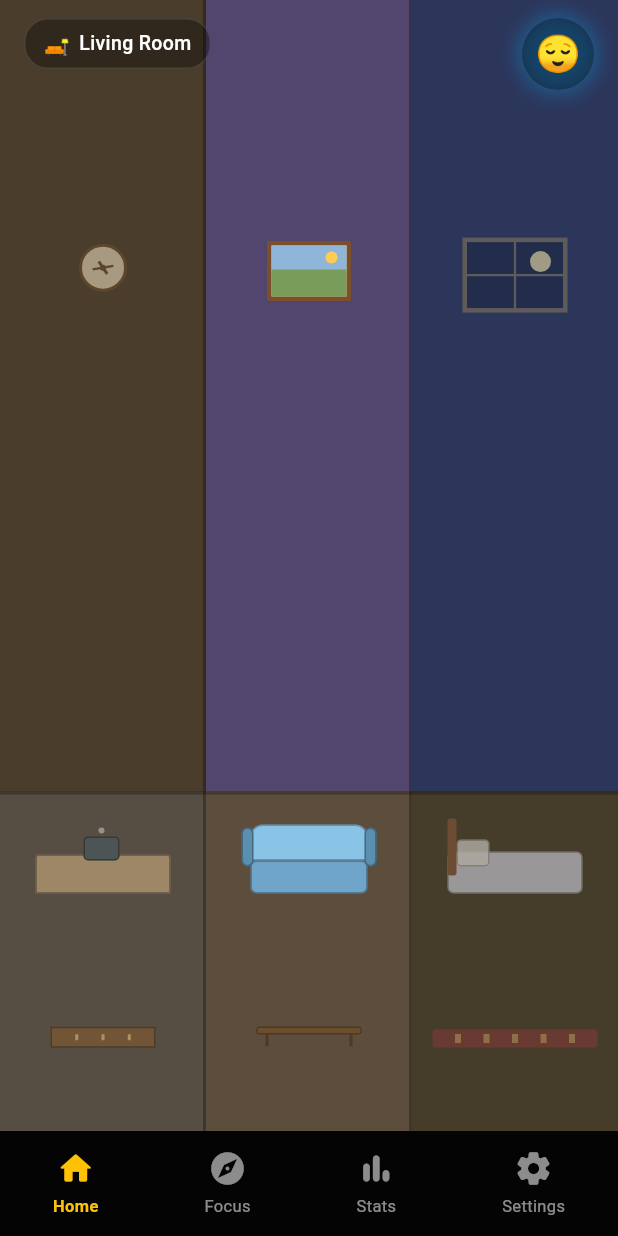
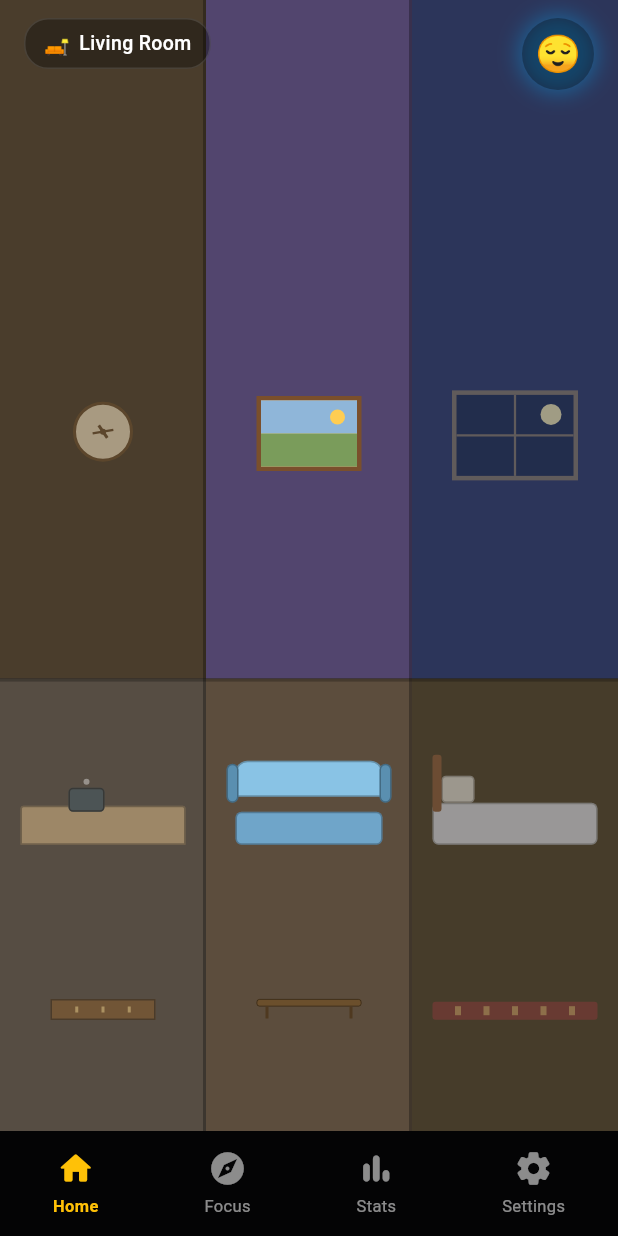
Before and after one commit to SacriTom/focuspal-source, a Flutter app: the HomeScreen screen opened directly, on a phone screen of 412 x 824 dp. Run offline on Flutter 3.47's test engine with Material 3 defaults, Android fonts, the phone set to English and light mode, and no system bars; our stand-ins replace shared_preferences, sqflite; accounts and stored records are empty.

Commit message:
Zoom-in pass · Tighter room framing + smaller Chibi (~35% screen width)
User feedback after dry-run noted "lots of unused screen real estate"
between the wall decoration and the Chibi sprite. This pass tightens
the framing without changing the room composition logic.

- Wall : floor flex 7:3 → 6:4. More floor visible, less empty wall.
- Wall decoration y-anchor -0.55 → -0.25. Window/clock/picture sit
  closer to the Chibi.
- Furniture y-anchor 0.55 → 0.45 (slightly higher).
- Floor accessory y-anchor 0.85 → 0.80 (matches new flex).
- Chibi sprite 180×180 → 160×160. Roughly 35% of typical screen width.
- Bed/Sofa/Counter 90×50 → 110×60. Furniture feels closer to camera.
- Wall decorations scaled ~1.25×: window 70×50→84×60, clock 32→40,
  picture 56×40→70×50.
- Picture inner sky/hills converted from absolute Positioned rectangles
  to a 50/50 Expanded column so it fills cleanly at any frame size.

Tagged for direct comparison vs post-rooms-a3.

flutter analyze: 0 issues.

Co-Authored-By: Claude Opus 4.7 (1M context) <noreply@anthropic.com>

```diff
--- a/lib/screens/home_screen.dart
+++ b/lib/screens/home_screen.dart
@@ -301,18 +301,20 @@ class _RoomColumn extends StatelessWidget {
       child: Stack(
         fit: StackFit.expand,
         children: [
-          // Wall + floor split
+          // Wall + floor split. 6:4 (zoom-in pass) — was 7:3 — gives the
+          // floor more vertical real estate so less empty wall sits above
+          // the Chibi.
           Column(
             children: [
               Expanded(
-                flex: 7,
+                flex: 6,
                 child: AnimatedContainer(
                   duration: const Duration(milliseconds: 350),
                   color: wall,
                 ),
               ),
               Expanded(
-                flex: 3,
+                flex: 4,
                 child: AnimatedContainer(
                   duration: const Duration(milliseconds: 350),
                   color: floor,
@@ -320,10 +322,10 @@ class _RoomColumn extends StatelessWidget {
               ),
             ],
           ),
-          // Skirting board line where wall meets floor
+          // Skirting board line where wall meets floor (matches new 6:4 split)
           FractionallySizedBox(
             alignment: Alignment.bottomCenter,
-            heightFactor: 0.3,
+            heightFactor: 0.4,
             child: Align(
               alignment: Alignment.topCenter,
               child: Container(
@@ -332,19 +334,21 @@ class _RoomColumn extends StatelessWidget {
               ),
             ),
           ),
-          // Wall decoration (high on the wall, room-specific).
+          // Wall decoration (room-specific). Lowered from -0.55 to -0.25
+          // in the zoom-in pass so the gap between window/clock/picture
+          // and the Chibi reads as a closer camera, not an empty wall.
           Align(
-            alignment: const Alignment(0.0, -0.55),
+            alignment: const Alignment(0.0, -0.25),
             child: _WallDecoration(room: room, isActive: isActive),
           ),
           // Floor accessory (rug / coffee table / extra cabinet).
           Align(
-            alignment: const Alignment(0.0, 0.85),
+            alignment: const Alignment(0.0, 0.80),
             child: _FloorAccessory(room: room, isActive: isActive),
           ),
           // Main furniture, anchored on the floor.
           Align(
-            alignment: const Alignment(0.0, 0.55),
+            alignment: const Alignment(0.0, 0.45),
             child: _RoomFurniture(room: room, isActive: isActive),
           ),
           // Right wall-divider line
@@ -388,8 +392,8 @@ class _BedShape extends StatelessWidget {
   @override
   Widget build(BuildContext context) {
     return SizedBox(
-      width: 90,
-      height: 50,
+      width: 110,
+      height: 60,
       child: Stack(
         children: [
           // Mattress + frame
@@ -444,8 +448,8 @@ class _KitchenCounterShape extends StatelessWidget {
   @override
   Widget build(BuildContext context) {
     return SizedBox(
-      width: 90,
-      height: 50,
+      width: 110,
+      height: 60,
       child: Stack(
         children: [
           // Counter
@@ -544,8 +548,8 @@ class _BedroomWindow extends StatelessWidget {
   @override
   Widget build(BuildContext context) {
     return Container(
-      width: 70,
-      height: 50,
+      width: 84,
+      height: 60,
       decoration: BoxDecoration(
         color: const Color(0xFF1B2742),
         border: Border.all(color: const Color(0xFF8C7A5C), width: 3),
@@ -591,8 +595,8 @@ class _KitchenClock extends StatelessWidget {
   @override
   Widget build(BuildContext context) {
     return Container(
-      width: 32,
-      height: 32,
+      width: 40,
+      height: 40,
       decoration: BoxDecoration(
         color: const Color(0xFFF5E6C8),
         shape: BoxShape.circle,
@@ -646,41 +650,33 @@ class _LivingRoomPicture extends StatelessWidget {
   @override
   Widget build(BuildContext context) {
     return Container(
-      width: 56,
-      height: 40,
+      width: 70,
+      height: 50,
       decoration: BoxDecoration(
         color: const Color(0xFFF1D4A0),
         border: Border.all(color: const Color(0xFF7A4F2C), width: 3),
       ),
       child: Stack(
         children: [
-          // Sky
-          Positioned(
-            left: 0,
-            right: 0,
-            top: 0,
-            child: Container(
-              height: 18,
-              color: const Color(0xFF8FB6D9),
-            ),
-          ),
-          // Hills
-          Positioned(
-            left: 0,
-            right: 0,
-            bottom: 0,
-            child: Container(
-              height: 18,
-              color: const Color(0xFF7A9C5B),
-            ),
+          // Sky + hills as a 50/50 column so the picture fills cleanly at
+          // any frame size.
+          Column(
+            children: [
+              Expanded(
+                child: Container(color: const Color(0xFF8FB6D9)),
+              ),
+              Expanded(
+                child: Container(color: const Color(0xFF7A9C5B)),
+              ),
+            ],
           ),
           // Sun
           const Positioned(
-            top: 4,
-            right: 6,
+            top: 6,
+            right: 8,
             child: SizedBox(
-              width: 8,
-              height: 8,
+              width: 10,
+              height: 10,
               child: DecoratedBox(
                 decoration: BoxDecoration(
                   color: Color(0xFFFFCD52),
@@ -795,8 +791,8 @@ class _SofaShape extends StatelessWidget {
   @override
   Widget build(BuildContext context) {
     return SizedBox(
-      width: 90,
-      height: 50,
+      width: 110,
+      height: 60,
       child: Stack(
         children: [
           // Seat
@@ -938,13 +934,14 @@ class _HomeTab extends StatelessWidget {
         ),
 
         // Chibi + speech bubble. Position glides horizontally to the room
-        // anchor so the Chibi appears to walk between rooms.
+        // anchor so the Chibi appears to walk between rooms. Width tuned
+        // to ~35% of typical screen widths in the zoom-in pass (was 180).
         if (species != null)
           AnimatedPositioned(
             duration: const Duration(milliseconds: 600),
             curve: Curves.easeInOut,
             bottom: 80,
-            left: (screenW * room.chibiAnchorFraction) - 90,
+            left: (screenW * room.chibiAnchorFraction) - 80,
             child: Column(
               mainAxisSize: MainAxisSize.min,
               children: [
@@ -955,8 +952,8 @@ class _HomeTab extends StatelessWidget {
                   child: ChibiSpriteWidget(
                     species: species,
                     animationName: chibiState.currentAnimation,
-                    width: 180,
-                    height: 180,
+                    width: 160,
+                    height: 160,
                   ),
                 ),
               ],
```
